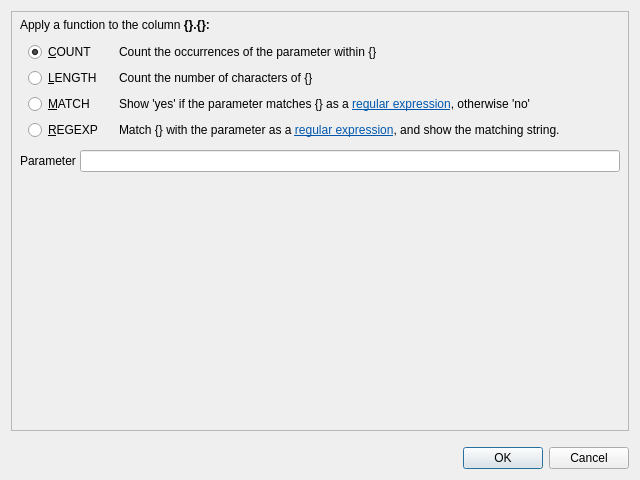
Old version of the form coquery/gui/functionApply.ui in the repository gkunter/coquery.
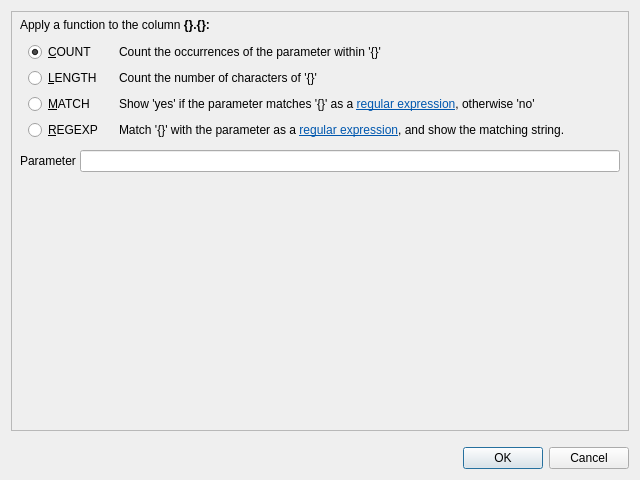
New version of the form.

Commit message: Improve function dialog

The edit to the form file:
```diff
--- a/coquery/gui/functionApply.ui
+++ b/coquery/gui/functionApply.ui
@@ -78,7 +78,7 @@
          <item row="3" column="1">
           <widget class="QLabel" name="label_2">
            <property name="text">
-            <string>Count the number of characters of {}</string>
+            <string>Count the number of characters of '{}'</string>
            </property>
            <property name="wordWrap">
             <bool>false</bool>
@@ -94,7 +94,7 @@
             </sizepolicy>
            </property>
            <property name="text">
-            <string>Count the occurrences of the parameter within {}</string>
+            <string>Count the occurrences of the parameter within '{}'</string>
            </property>
            <property name="wordWrap">
             <bool>true</bool>
@@ -124,7 +124,7 @@
          <item row="5" column="1">
           <widget class="QLabel" name="label_3">
            <property name="text">
-            <string>&lt;html&gt;&lt;head/&gt;&lt;body&gt;&lt;p&gt;Match {} with the parameter as a &lt;a href=&quot;https://docs.python.org/2/howto/regex.html&quot;&gt;&lt;span style=&quot; text-decoration: underline; color:#0057ae;&quot;&gt;regular expression&lt;/span&gt;&lt;/a&gt;, and show the matching string.&lt;/p&gt;&lt;/body&gt;&lt;/html&gt;</string>
+            <string>&lt;html&gt;&lt;head/&gt;&lt;body&gt;&lt;p&gt;Match '{}' with the parameter as a &lt;a href=&quot;https://docs.python.org/2/howto/regex.html&quot;&gt;&lt;span style=&quot; text-decoration: underline; color:#0057ae;&quot;&gt;regular expression&lt;/span&gt;&lt;/a&gt;, and show the matching string.&lt;/p&gt;&lt;/body&gt;&lt;/html&gt;</string>
            </property>
            <property name="wordWrap">
             <bool>true</bool>
@@ -148,7 +148,7 @@
          <item row="4" column="1">
           <widget class="QLabel" name="label_5">
            <property name="text">
-            <string>Show 'yes' if the parameter matches {} as a &lt;a href=&quot;https://docs.python.org/2/howto/regex.html&quot;&gt;&lt;span style=&quot; text-decoration: underline; color:#0057ae;&quot;&gt;regular expression&lt;/span&gt;&lt;/a&gt;, otherwise 'no'</string>
+            <string>Show 'yes' if the parameter matches '{}' as a &lt;a href=&quot;https://docs.python.org/2/howto/regex.html&quot;&gt;&lt;span style=&quot; text-decoration: underline; color:#0057ae;&quot;&gt;regular expression&lt;/span&gt;&lt;/a&gt;, otherwise 'no'</string>
            </property>
            <property name="wordWrap">
             <bool>false</bool>
```
Left out of the diff: 14 changed lines with no effect on the pictures. The commit also changes 1 other file.
